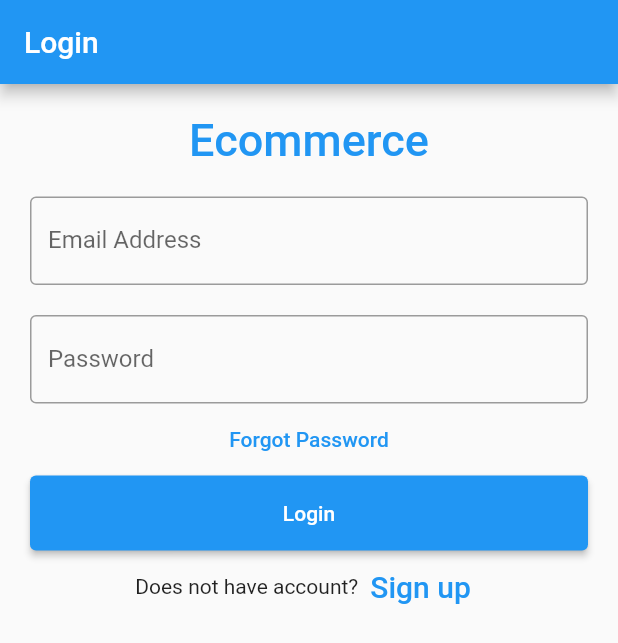
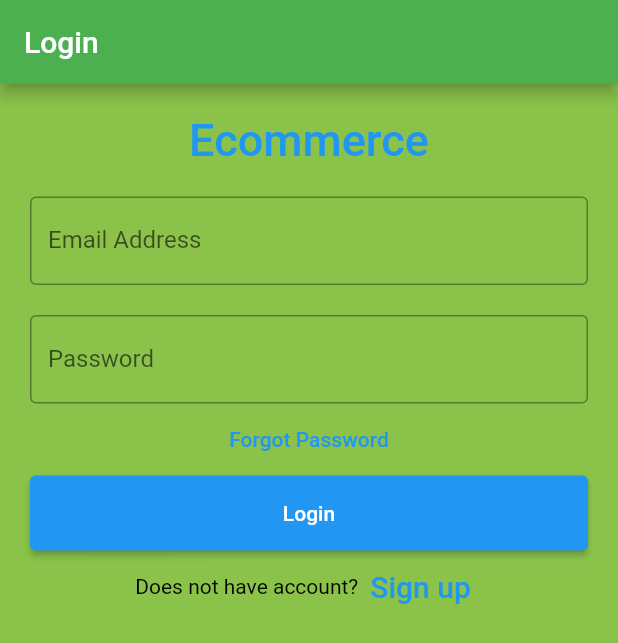
Before and after one commit to binoysarker/flutter3, a Flutter app: the screen it shows after launch, on a phone screen of 412 x 824 dp. Shown: the top 643 px of the screen. Run offline on Flutter 3.47's test engine with Material 2 defaults, Android fonts, the light colour scheme and no system bars; our stand-ins replace firebase_auth, firebase_core, flutter_dotenv, graphql_flutter; accounts and stored records are empty.

Commit message:
theme is applied

```diff
--- a/lib/main.dart
+++ b/lib/main.dart
@@ -4,6 +4,7 @@ import 'package:ecommerce_app/pages/home_page.dart';
 import 'package:ecommerce_app/pages/login_page.dart';
 import 'package:ecommerce_app/pages/page_not_found.dart';
 import 'package:ecommerce_app/services/graphql_service.dart';
+import 'package:ecommerce_app/themes.dart';
 import 'package:firebase_auth/firebase_auth.dart';
 import 'package:firebase_core/firebase_core.dart';
 import 'package:flutter/material.dart';
@@ -44,6 +45,11 @@ class _MyAppState extends State<MyApp> {
         event != null ? 'home' : 'login',
       );
     });
+    currentTheme.addListener(() {
+      setState(() {
+
+      });
+    });
   }
 
   @override
@@ -60,9 +66,9 @@ class _MyAppState extends State<MyApp> {
         title: 'Ecommerce App',
         debugShowCheckedModeBanner: false,
         navigatorKey: _navigatorKey,
-        theme: ThemeData(
-          primarySwatch: Colors.blue,
-        ),
+        theme: CustomTheme.lightTheme,
+        darkTheme: CustomTheme.darkTheme,
+        themeMode: currentTheme.currentThemeMode,
         initialRoute:
             FirebaseAuth.instance.currentUser == null ? 'login' : 'home',
         onGenerateRoute: (settings) {
--- /dev/null
+++ b/lib/themes.dart
@@ -0,0 +1,43 @@
+import 'package:flutter/material.dart';
+
+CustomTheme currentTheme = CustomTheme();
+
+class CustomTheme with ChangeNotifier {
+  static bool _isDarkTheme = false;
+
+  ThemeMode get currentThemeMode =>
+      _isDarkTheme ? ThemeMode.dark : ThemeMode.light;
+
+  void toggleTheme() {
+    _isDarkTheme = !_isDarkTheme;
+    notifyListeners();
+  }
+
+  static get lightTheme {
+    return ThemeData(
+        primaryColor: Colors.green,
+        backgroundColor: Colors.lightGreen,
+        appBarTheme: AppBarTheme(backgroundColor: Colors.green),
+        scaffoldBackgroundColor: Colors.lightGreen,
+        textTheme: TextTheme(
+          headline1: TextStyle(color: Colors.black),
+          headline2: TextStyle(color: Colors.black),
+          bodyText1: TextStyle(color: Colors.black),
+          bodyText2: TextStyle(color: Colors.black),
+        ));
+  }
+
+  static get darkTheme {
+    return ThemeData(
+        primaryColor: Colors.black,
+        backgroundColor: Colors.grey,
+        appBarTheme: AppBarTheme(backgroundColor: Colors.black),
+        scaffoldBackgroundColor: Colors.grey,
+        textTheme: TextTheme(
+          headline1: TextStyle(color: Colors.white),
+          headline2: TextStyle(color: Colors.white),
+          bodyText1: TextStyle(color: Colors.white),
+          bodyText2: TextStyle(color: Colors.white),
+        ));
+  }
+}
```
Also changed, not shown: lib/components/bottomNavigationComponent.dart (added, +36 -0 lines), lib/pages/home_page.dart (+11 -19 lines).
